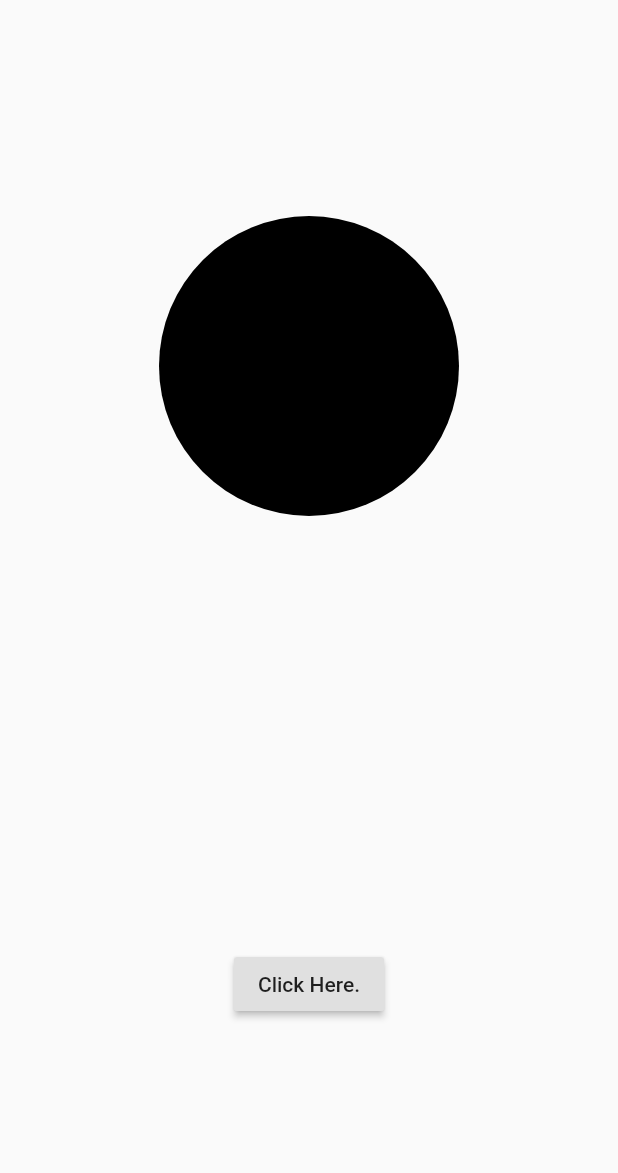
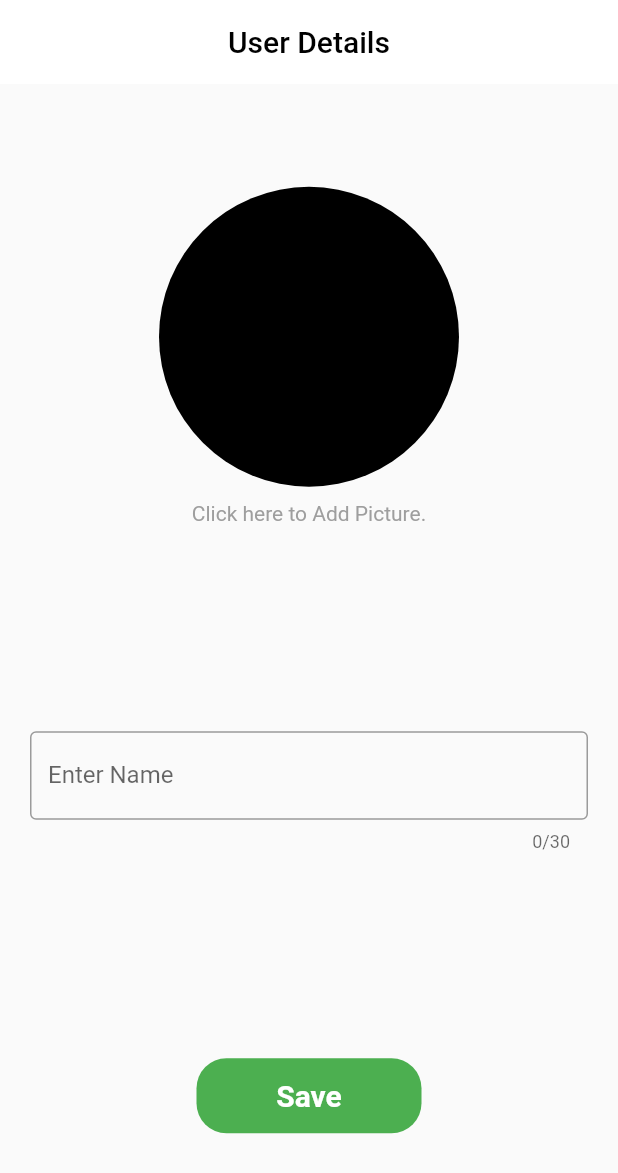
Before and after one commit to SPARSHAGGARWAL17/Flutter, a Flutter app: the screen it shows after launch, on a phone screen of 412 x 824 dp. Shown: the top 1173 px of the screen. Run offline on Flutter 3.47's test engine with Material 2 defaults, Android fonts, the phone set to English and light mode, and no system bars; our stand-ins replace image_picker, timer_count_down; missing offline and left inert: circular_countdown, simple_image_crop; statements that could not run were skipped.

Commit message:
Text field Done

```diff
--- a/todo_app/lib/crop.dart
+++ b/todo_app/lib/crop.dart
@@ -57,7 +57,7 @@ class SimpleCropRoute extends StatelessWidget {
               padding: EdgeInsets.all(20),
               onPressed: () async {
                 final crop = cropKey.currentState;
-                var croppedFile =
+                File croppedFile =
                     await crop.cropCompleted(image, pictureQuality: 600);
                 Navigator.pop(context, croppedFile);
               },
--- a/todo_app/lib/landing.dart
+++ b/todo_app/lib/landing.dart
@@ -1,3 +1,5 @@
+import 'dart:ui';
+
 import 'package:flutter/material.dart';
 import 'package:image_picker/image_picker.dart';
 import 'dart:io';
@@ -13,12 +15,17 @@ class _LandingPageState extends State<LandingPage> {
   final imgCrop = GlobalKey<ImgCropState>();
   File image;
   File croppedImage;
+  String name;
   var pickedImage;
   final picker = ImagePicker();
   Future getImage(BuildContext context) async {
     // ignore: deprecated_member_use
-    pickedImage = await picker.getImage(source: ImageSource.gallery);
-    croppedImage = null;
+    // croppedImage = null;
+    try {
+      pickedImage = await picker.getImage(source: ImageSource.gallery);
+    } catch (Exception) {
+      Navigator.of(context).pop();
+    }
     setState(() {
       image = File(pickedImage.path);
     });
@@ -35,6 +42,9 @@ class _LandingPageState extends State<LandingPage> {
   Future getCameraImage(BuildContext context) async {
     // ignore: deprecated_member_use
     pickedImage = await picker.getImage(source: ImageSource.camera);
+    if (pickedImage == null) {
+      Navigator.of(context).pop();
+    }
     croppedImage = null;
     setState(() {
       image = File(pickedImage.path);
@@ -61,16 +71,26 @@ class _LandingPageState extends State<LandingPage> {
             child: ListBody(
               children: <Widget>[
                 GestureDetector(
-                  child: Text('Gallery'),
+                  child: Container(
+                    child: Text(
+                      'Gallery',
+                      style: TextStyle(fontSize: 20),
+                    ),
+                  ),
                   onTap: () async {
                     getImage(context);
                   },
                 ),
                 SizedBox(
-                  height: 10,
+                  height: 13,
                 ),
                 GestureDetector(
-                  child: Text('Camera'),
+                  child: Container(
+                    child: Text(
+                      'Camera',
+                      style: TextStyle(fontSize: 20),
+                    ),
+                  ),
                   onTap: () async {
                     getCameraImage(context);
                   },
@@ -93,17 +113,23 @@ class _LandingPageState extends State<LandingPage> {
 
   Widget imageOrText(BuildContext context) {
     if (croppedImage != null) {
-      return CircleAvatar(
-        backgroundImage: FileImage(croppedImage),
-        radius: 100,
+      return FlatButton(
+        onPressed: () {
+          _showMyDialog(context);
+        },
+        child: CircleAvatar(
+          backgroundImage: FileImage(croppedImage),
+          radius: 100,
+        ),
       );
     } else {
-      return Container(
-        width: 200,
-        height: 200,
-        decoration: BoxDecoration(
-          shape: BoxShape.circle,
-          color: Colors.black,
+      return FlatButton(
+        onPressed: () {
+          _showMyDialog(context);
+        },
+        child: CircleAvatar(
+          backgroundColor: Colors.black,
+          radius: 100,
         ),
       );
     }
@@ -112,19 +138,69 @@ class _LandingPageState extends State<LandingPage> {
   @override
   Widget build(BuildContext context) {
     return Scaffold(
+      resizeToAvoidBottomInset: false,
+      appBar: AppBar(
+        title: Center(
+          child: Text(
+            'User Details',
+            style: TextStyle(
+              color: Colors.black,
+            ),
+          ),
+        ),
+        backgroundColor: Colors.white,
+        elevation: 0,
+      ),
       body: Container(
         child: Center(
           child: Column(
             mainAxisAlignment: MainAxisAlignment.spaceAround,
             children: <Widget>[
-              // Text('hello'),
-              imageOrText(context),
-              RaisedButton(
-                onPressed: () {
-                  _showMyDialog(context);
-                },
-                child: Text('Click Here.'),
+              Container(
+                child: Column(
+                  children: <Widget>[
+                    imageOrText(context),
+                    SizedBox(height: 10),
+                    Text(
+                      'Click here to Add Picture.',
+                      style: TextStyle(color: Colors.grey),
+                    ),
+                  ],
+                ),
               ),
+              Container(
+                padding: EdgeInsets.only(left: 20, right: 20),
+                child: TextField(
+                  autocorrect: true,
+                  maxLength: 30,
+                  decoration: InputDecoration(
+                    border: OutlineInputBorder(),
+                    labelText: 'Enter Name',
+                  ),
+                  onChanged: (value) {
+                    name = value;
+                  },
+                ),
+              ),
+              InkWell(
+                onTap: () {},
+                child: Container(
+                  height: 50,
+                  width: 150,
+                  child: Center(
+                    child: Text(
+                      'Save',
+                      style: TextStyle(
+                          color: Colors.white,
+                          fontSize: 20,
+                          fontWeight: FontWeight.bold),
+                    ),
+                  ),
+                  decoration: BoxDecoration(
+                      color: Colors.green,
+                      borderRadius: BorderRadius.circular(20)),
+                ),
+              )
             ],
           ),
         ),
```
